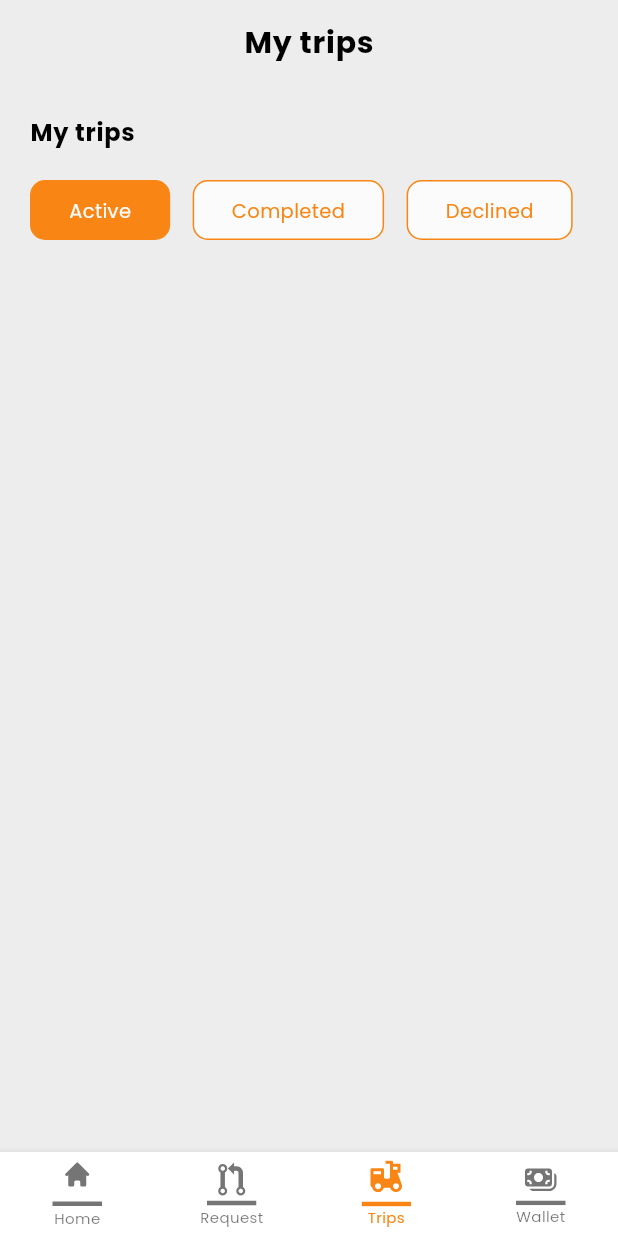
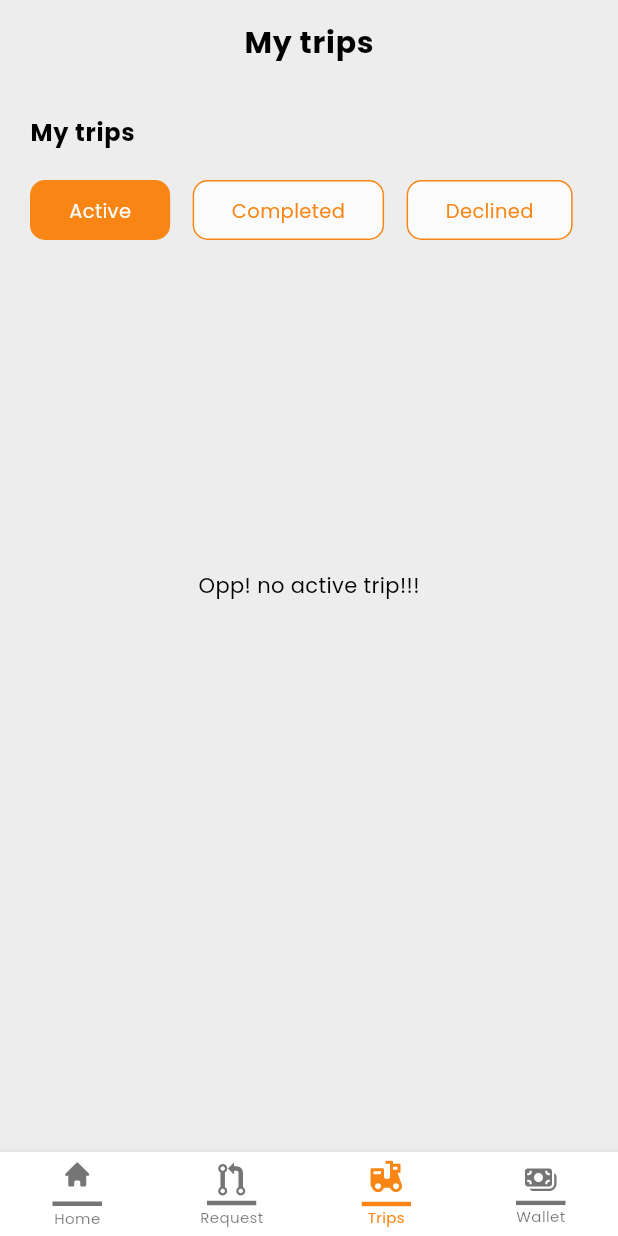
Before and after one commit to yusuf-umarr/jenos_logistics, a Flutter app: the BottomBar screen opened by its route, item 3 of the bottom bar chosen, on a phone screen of 412 x 824 dp. Run offline on Flutter 3.47's test engine with Material 3 defaults, Android fonts, the phone set to English and light mode, and no system bars; our stand-ins replace carousel_slider, dio, flutter_riverpod, flutter_svg, google_fonts, image_picker and 2 more; missing offline and left inert: dotted_dashed_line, flutter_phone_direct_caller; accounts and stored records are empty; network calls fail; project files that could hold a hidden picture were left out.

Commit message:
feat: implemeted trip

```diff
--- a/lib/scr/features/profile/controller/personal_info/personal_info_notifier.dart
+++ b/lib/scr/features/profile/controller/personal_info/personal_info_notifier.dart
@@ -76,7 +76,7 @@ class PersonalInfoNotifier extends StateNotifier<PersonalInformationState> {
       if (response.success) {
         state = state.copyWith(appNotificationList: response.data);
 
-        log("getNotifications:${state.appNotificationList}");
+        // log("getNotifications:${state.appNotificationList}");
 
         return;
       }
--- a/lib/scr/features/profile/view/profile_page.dart
+++ b/lib/scr/features/profile/view/profile_page.dart
@@ -14,6 +14,7 @@ import 'package:jenos/scr/features/profile/view/account_details.dart';
 import 'package:jenos/scr/features/profile/view/change_password.dart';
 import 'package:jenos/scr/features/profile/view/update_personal_details_page.dart';
 import 'package:jenos/scr/features/profile/view/verification_page.dart';
+import 'package:jenos/scr/features/trip/controller/trips_controller.dart';
 
 class ProfilePage extends ConsumerStatefulWidget {
   const ProfilePage({super.key});
@@ -211,6 +212,7 @@ class _ProfilePageState extends ConsumerState<ProfilePage> {
                           desc:
                               "Want to take a break from\nJenosWay Logistics?",
                           onTap: () async {
+                            ref.read(tripController.notifier).clearData();
                             ref
                                 .read(personalInfoNotifier.notifier)
                                 .logOut(context);
--- a/lib/scr/features/trip/controller/trips_controller.dart
+++ b/lib/scr/features/trip/controller/trips_controller.dart
@@ -150,6 +150,10 @@ class TripController extends StateNotifier<TripState> {
     }
   }
 
+  void clearData() {
+    state = state.copyWith(tripsData: state.tripsData = []);
+  }
+
 //
 }
 
--- a/lib/scr/features/trip/controller/trips_state.dart
+++ b/lib/scr/features/trip/controller/trips_state.dart
@@ -8,7 +8,7 @@ import 'package:jenos/scr/core/util/enums.dart';
 ///
 
 class TripState {
-  final List tripsData;
+   List tripsData;
   final NetworkState? loadState;
   final String? message;
   final Map<String, dynamic> riderAnalysis;
--- a/lib/scr/features/trip/view/trip_page.dart
+++ b/lib/scr/features/trip/view/trip_page.dart
@@ -1,5 +1,3 @@
-import 'dart:developer';
-
 import 'package:flutter/material.dart';
 import 'package:flutter_riverpod/flutter_riverpod.dart';
 import 'package:intl/intl.dart';
@@ -137,6 +135,14 @@ class _TripsPageState extends ConsumerState<TripsPage> {
   }
 
   tripsTypesBottomWidget(tripsProvider) {
+    if ((tripsProvider.tripsData.isEmpty)) {
+      return const Center(
+        child: Padding(
+          padding: EdgeInsets.only(top: 200),
+          child: Text("Opp! no active trip!!!"),
+        ),
+      );
+    }
     if (selectedIndex == 0) {
       return Expanded(
         child: ListView.builder(
@@ -180,7 +186,10 @@ class _TripsPageState extends ConsumerState<TripsPage> {
                 );
               }
               return const Center(
-                child: Text("Opp! no active trip!!!"),
+                child: Padding(
+                  padding: EdgeInsets.only(top: 200),
+                  child: Text("Opp! no active trip!!!"),
+                ),
               );
             }),
       );
```
